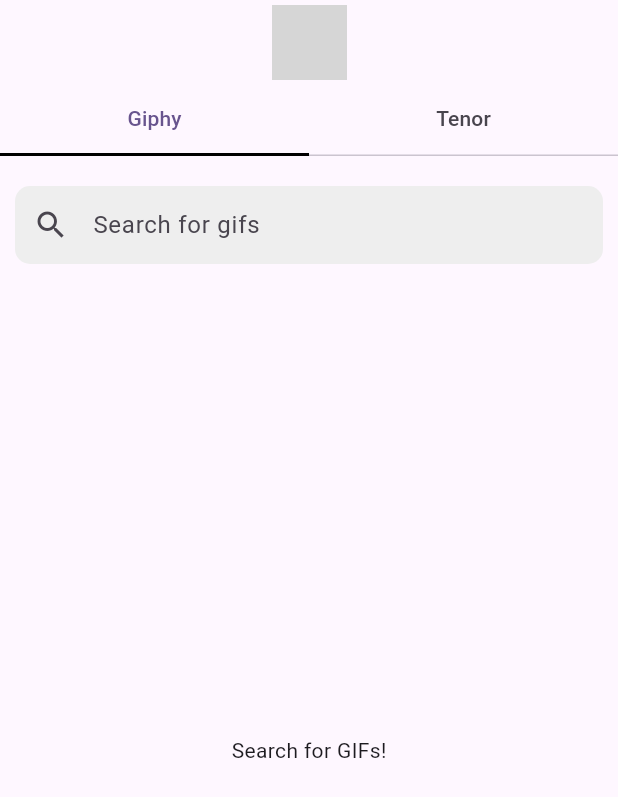
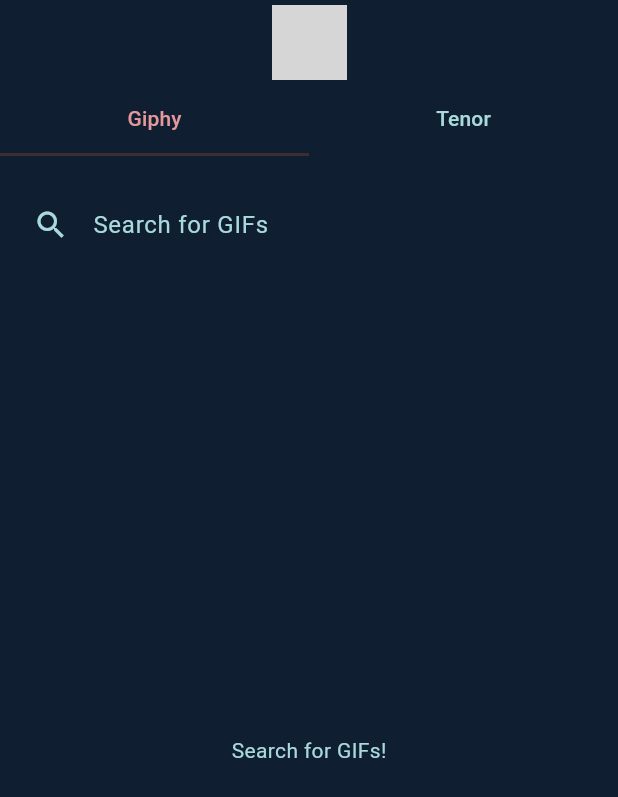
Before and after one commit to karabomatabane/figgy, a Flutter app: the screen it shows after launch, on a phone screen of 412 x 824 dp. Shown: the top 797 px of the screen. Run offline on Flutter 3.47's test engine with Material 3 defaults, Android fonts, the phone set to English and light mode, and no system bars; our stand-ins replace dio, equatable, flutter_bloc, flutter_dotenv, fluttertoast, lottie and 3 more; grey boxes are pictures that could not be loaded.

Commit message:
Feature: Switch to dark mode and add launcher icon

```diff
--- a/lib/main.dart
+++ b/lib/main.dart
@@ -1,10 +1,13 @@
 import 'package:figgy/pages/home_page.dart';
+import 'package:figgy/theme/colors.dart';
 import 'package:flutter/material.dart';
 import 'package:flutter_bloc/flutter_bloc.dart';
+import 'package:flutter_dotenv/flutter_dotenv.dart';
 
 import 'bloc/gif_bloc.dart';
 
-void main() {
+Future main() async {
+  await dotenv.load(fileName: ".env");
   runApp(const MyApp());
 }
 
@@ -17,7 +20,8 @@
     return MaterialApp(
       title: 'Figgy',
       theme: ThemeData(
-        colorScheme: ColorScheme.fromSeed(seedColor: Colors.deepPurple),
+        //set dark theme
+        colorScheme: darkColorScheme,
         useMaterial3: true,
       ),
       home: BlocProvider(
--- a/lib/pages/home_page.dart
+++ b/lib/pages/home_page.dart
@@ -41,10 +41,12 @@
         ),
         bottom: TabBar(
           controller: _tabController,
-          // bottom border indicator
-          indicator: const UnderlineTabIndicator(
-            borderSide: BorderSide(width: 2.0, color: Colors.black),
+          dividerColor: Colors.transparent,
+          indicator: UnderlineTabIndicator(
+            borderSide: BorderSide(
+                width: 2.0, color: Theme.of(context).colorScheme.onSecondary),
           ),
+          labelColor: Theme.of(context).colorScheme.tertiary,
           indicatorSize: TabBarIndicatorSize.tab,
           onTap: (index) {
             if (_searchController.text.isNotEmpty) {
@@ -77,14 +79,13 @@
             TextField(
               controller: _searchController,
               decoration: InputDecoration(
-                hintText: 'Search for gifs',
+                hintText: 'Search for GIFs',
                 prefixIcon: const Icon(Icons.search),
                 hintStyle: const TextStyle(
                   fontWeight: FontWeight.w400,
                   fontSize: 16,
                 ),
                 filled: true,
-                fillColor: Colors.grey[200],
                 contentPadding:
                     const EdgeInsets.symmetric(vertical: 14, horizontal: 12),
                 border: OutlineInputBorder(
@@ -93,7 +94,9 @@
                 ),
                 focusedBorder: OutlineInputBorder(
                   borderRadius: BorderRadius.circular(10.0),
-                  borderSide: const BorderSide(color: Colors.black, width: 2.0),
+                  borderSide: BorderSide(
+                      color: Theme.of(context).colorScheme.secondary,
+                      width: 2.0),
                 ),
               ),
               onSubmitted: (value) {
--- /dev/null
+++ b/lib/theme/colors.dart
@@ -0,0 +1,17 @@
+import 'package:flutter/material.dart';
+
+const darkColorScheme = ColorScheme(
+  brightness: Brightness.dark,
+  primary: Color(0xFFFFB0D0),
+  onPrimary: Color(0xFF5C113B),
+  primaryContainer: Color(0xFF792952),
+  onPrimaryContainer: Color(0xFFFFD8E6),
+  secondary: Color(0xFFB5838D),  // Muted warm tone for harmony
+  onSecondary: Color(0xFF3E2C33), // Darker, subtle contrast
+  tertiary: Color(0xFFE5989B),   // Lighter, softer tone
+  onTertiary: Color(0xFF274874), // Dark to enhance contrast
+  error: Color(0xFFCF6679),       // Softer error to blend with dark themes
+  onError: Color(0xFF1E1E1E),     // Dark to enhance contrast
+  surface: Color(0xFF101E31),
+  onSurface: Color(0xFFA8DADC),   // This works well with the cool surface
+);
--- a/lib/util/constant.dart
+++ b/lib/util/constant.dart
@@ -1,13 +1,15 @@
+import 'package:flutter_dotenv/flutter_dotenv.dart';
+
 class Const {
   /// The Giphy API.
   static const String giphyApiKeyQuery = 'api_key';
-  static const String giphyApiKey = 'your_api_key';
+  static String giphyApiKey = dotenv.env['GIPHY_API_KEY'] ?? 'your_api_key';
   static const String giphyBaseUrl = 'api.giphy.com';
   static const String giphySearchPath = '/v1/gifs/search';
 
   /// The Tenor API.
   static const String tenorApiKeyQuery = 'key';
-  static const String tenorApiKey = 'your_api_key';
+  static String tenorApiKey = dotenv.env['TENOR_API_KEY'] ?? 'your_api_key';
   static const String tenorBaseUrl ='tenor.googleapis.com';
   static const String tenorSearchPath = '/v2/search';
 }
```
Also changed, not shown: lib/widgets/gif_card.dart (+7 -8 lines), lib/widgets/skeleton_placeholder.dart (added, +26 -0 lines), pubspec.yaml (+12 -0 lines), pubspec.lock, 18 other files.
